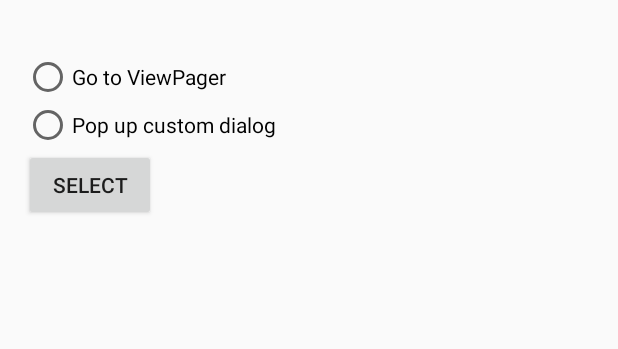
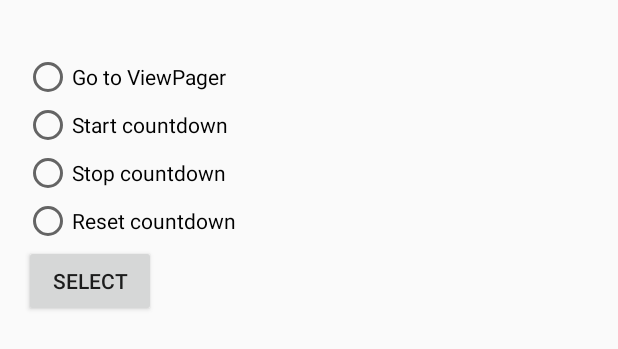
Before and after one commit to jtovar2/final_android_class, an Android app: the layout activity_main.xml on its own in the app's theme, with its tools: preview values and no code run, on a phone screen of 412 x 824 dp. Shown: the top 349 px of the screen. Run offline under Robolectric (Android 15) with nearby library versions, the phone set to English and light mode, and no system bars.

Commit message:
fixing stuff

```diff
--- a/app/src/main/java/com/tovar/javier/demolisher/fragments/MapFragment.java
+++ b/app/src/main/java/com/tovar/javier/demolisher/fragments/MapFragment.java
@@ -136,14 +136,14 @@ public class MapFragment extends Fragment implements BaseMartaFragment{
             user.setPosition(position);
         }
 
-        else
+        else if (googleMap != null)
         {
             MarkerOptions options = new MarkerOptions().position(position).title("This is you").snippet("Your geolocation");
             user = googleMap.addMarker(options);
 
         }
 
-        if(userCameraZoomToggle)
+        if(userCameraZoomToggle && googleMap != null)
         {
             userCameraZoomToggle = false;
             updateCameraZoom();
--- a/app/src/main/res/layout/activity_main.xml
+++ b/app/src/main/res/layout/activity_main.xml
@@ -27,8 +27,18 @@
         <RadioButton
         android:layout_width="wrap_content"
         android:layout_height="wrap_content"
-        android:text="Pop up custom dialog"
-        android:id="@+id/main_dialog_radio"/>
+        android:text="Start countdown"
+        android:id="@+id/main_countdown_start_radio"/>
+        <RadioButton
+            android:layout_width="wrap_content"
+            android:layout_height="wrap_content"
+            android:text="Stop countdown"
+            android:id="@+id/main_countdown_stop_radio"/>
+        <RadioButton
+            android:layout_width="wrap_content"
+            android:layout_height="wrap_content"
+            android:text="Reset countdown"
+            android:id="@+id/main_countdown_reset_radio"/>
     </RadioGroup>
     <Button android:layout_width="wrap_content"
         android:layout_height="wrap_content"
@@ -36,4 +46,11 @@
         android:layout_below="@id/main_radio_group"
         android:id="@+id/main_dialog_button"
         ></Button>
+
+
+    <TextView
+        android:layout_width="wrap_content"
+        android:layout_height="wrap_content"
+        android:id="@+id/main_countdown_text"
+        android:layout_centerInParent="true"/>
 </RelativeLayout>
```
Also changed, not shown: app/src/main/java/com/tovar/javier/demolisher/MainActivity.java (+91 -4 lines), app/src/main/java/com/tovar/javier/demolisher/ViewPagerActivity.java (+40 -5 lines), app/src/main/java/com/tovar/javier/demolisher/dialogs/MartaRouteMapDialog.java (added, +51 -0 lines), app/src/main/java/com/tovar/javier/demolisher/fragments/MartaBusListFragment.java (+17 -4 lines), app/src/main/res/layout/activity_view_pager.xml (+11 -5 lines), app/src/main/res/layout/dialog_marta_route.xml (added, +20 -0 lines).
